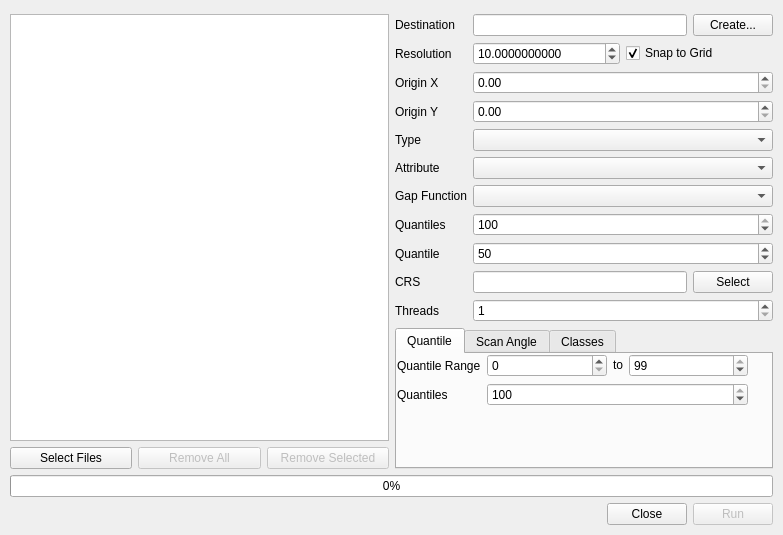
First picture: the form in src/apps/pointstats.ui, repository rskelly/treetops, before the edit.
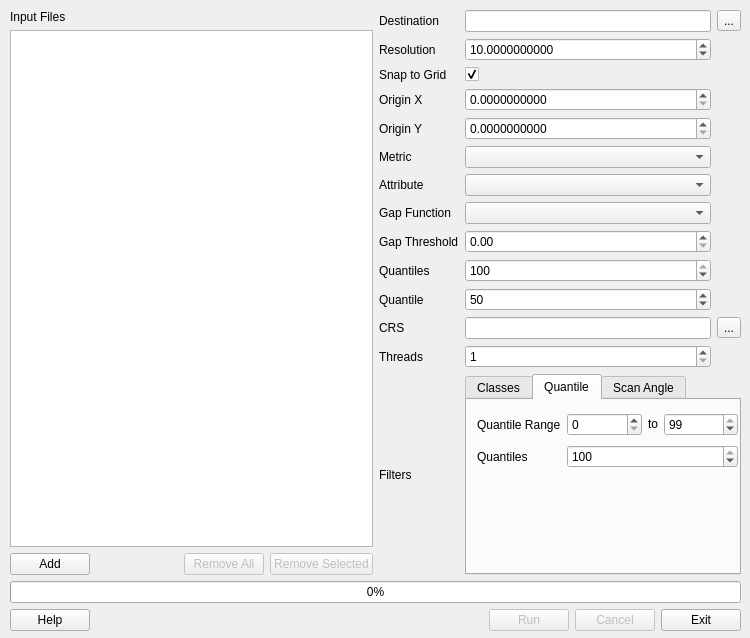
Second picture: the form after the edit. The open tabs and pages were chosen to show the change.

Patch:
```diff
--- a/src/apps/pointstats.ui
+++ b/src/apps/pointstats.ui
@@ -6,50 +6,110 @@
    <rect>
     <x>0</x>
     <y>0</y>
-    <width>783</width>
-    <height>535</height>
+    <width>750</width>
+    <height>638</height>
    </rect>
   </property>
   <property name="windowTitle">
-   <string>PointStats</string>
+   <string>Point Statistics</string>
   </property>
-  <widget class="QWidget" name="verticalLayoutWidget">
+  <widget class="QWidget" name="gridLayoutWidget_3">
    <property name="geometry">
     <rect>
      <x>10</x>
-     <y>14</y>
-     <width>763</width>
-     <height>511</height>
+     <y>10</y>
+     <width>731</width>
+     <height>621</height>
     </rect>
    </property>
-   <layout class="QVBoxLayout" name="verticalLayout" stretch="0,1,0">
-    <property name="sizeConstraint">
-     <enum>QLayout::SetDefaultConstraint</enum>
-    </property>
-    <property name="bottomMargin">
-     <number>0</number>
-    </property>
+   <layout class="QGridLayout" name="gridLayout_4">
+    <item row="2" column="0" colspan="2">
+     <layout class="QHBoxLayout" name="horizontalLayout_4" stretch="0,0,0,0,0">
+      <item>
+       <widget class="QPushButton" name="btnHelp">
+        <property name="text">
+         <string>Help</string>
+        </property>
+       </widget>
+      </item>
+      <item>
+       <spacer name="horizontalSpacer">
+        <property name="orientation">
+         <enum>Qt::Horizontal</enum>
+        </property>
+        <property name="sizeHint" stdset="0">
+         <size>
+          <width>40</width>
+          <height>20</height>
+         </size>
+        </property>
+       </spacer>
+      </item>
     <item>
-     <layout class="QHBoxLayout" name="horizontalLayout_3">
+       <widget class="QPushButton" name="btnRun">
+        <property name="enabled">
+         <bool>false</bool>
+        </property>
+        <property name="text">
+         <string>Run</string>
+        </property>
+       </widget>
+      </item>
       <item>
-       <layout class="QVBoxLayout" name="verticalLayout_2">
+       <widget class="QPushButton" name="btnCancel">
+        <property name="enabled">
+         <bool>false</bool>
+        </property>
+        <property name="text">
+         <string>Cancel</string>
+        </property>
+       </widget>
+      </item>
         <item>
+       <widget class="QPushButton" name="btnExit">
+        <property name="text">
+         <string>Exit</string>
+        </property>
+       </widget>
+      </item>
+     </layout>
+    </item>
+    <item row="0" column="0">
+     <layout class="QGridLayout" name="gridLayout_3">
+      <item row="1" column="0">
          <widget class="QListWidget" name="lstFiles"/>
         </item>
+      <item row="0" column="0">
+       <widget class="QLabel" name="label_5">
+        <property name="text">
+         <string>Input Files</string>
+        </property>
+       </widget>
+      </item>
+      <item row="2" column="0">
+       <layout class="QHBoxLayout" name="horizontalLayout_9">
         <item>
-         <layout class="QHBoxLayout" name="horizontalLayout">
-          <item>
-           <widget class="QPushButton" name="btnSelectFiles">
+         <widget class="QPushButton" name="btnAddFiles">
             <property name="text">
-             <string>Select Files</string>
-            </property>
-            <attribute name="buttonGroup">
-             <string notr="true">grpFileButtons</string>
-            </attribute>
+           <string>Add</string>
+          </property>
            </widget>
           </item>
           <item>
-           <widget class="QPushButton" name="btnClearFiles">
+         <spacer name="horizontalSpacer_3">
+          <property name="orientation">
+           <enum>Qt::Horizontal</enum>
+          </property>
+          <property name="sizeHint" stdset="0">
+           <size>
+            <width>40</width>
+            <height>20</height>
+           </size>
+          </property>
+         </spacer>
+        </item>
+        <item>
+         <widget class="QPushButton" name="btnRemoveAllFiles">
             <property name="enabled">
              <bool>false</bool>
             </property>
@@ -59,29 +119,28 @@
            </widget>
           </item>
           <item>
-           <widget class="QPushButton" name="btnRemoveSelected">
+         <widget class="QPushButton" name="btnRemoveSelectedFiles">
             <property name="enabled">
              <bool>false</bool>
             </property>
             <property name="text">
              <string>Remove Selected</string>
             </property>
-            <attribute name="buttonGroup">
-             <string notr="true">grpFileButtons</string>
-            </attribute>
            </widget>
           </item>
          </layout>
         </item>
        </layout>
       </item>
-      <item>
-       <layout class="QVBoxLayout" name="verticalLayout_4">
-        <item>
-         <layout class="QFormLayout" name="formLayout">
-          <property name="fieldGrowthPolicy">
-           <enum>QFormLayout::AllNonFixedFieldsGrow</enum>
-          </property>
+    <item row="1" column="0" colspan="2">
+     <widget class="QProgressBar" name="prgOverall">
+      <property name="value">
+       <number>0</number>
+      </property>
+     </widget>
+    </item>
+    <item row="0" column="1">
+     <layout class="QGridLayout" name="gridLayout">
           <item row="0" column="0">
            <widget class="QLabel" name="lblDestFile">
             <property name="text">
@@ -89,236 +148,166 @@
             </property>
            </widget>
           </item>
+      <item row="6" column="1">
+       <widget class="QComboBox" name="cboAttribute"/>
+      </item>
+      <item row="6" column="0">
+       <widget class="QLabel" name="lblAttribute">
+        <property name="text">
+         <string>Attribute</string>
+        </property>
+       </widget>
+      </item>
           <item row="0" column="1">
-           <layout class="QHBoxLayout" name="horizontalLayout_6">
-            <item>
              <widget class="QLineEdit" name="txtDestFile"/>
             </item>
-            <item>
-             <widget class="QPushButton" name="btnDestFile">
-              <property name="text">
-               <string>Create...</string>
-              </property>
-             </widget>
-            </item>
-           </layout>
-          </item>
-          <item row="1" column="0">
-           <widget class="QLabel" name="lblResolution">
-            <property name="text">
-             <string>Resolution</string>
-            </property>
-           </widget>
-          </item>
-          <item row="1" column="1">
-           <layout class="QHBoxLayout" name="horizontalLayout_5">
-            <item>
-             <widget class="QDoubleSpinBox" name="spnResolution">
-              <property name="decimals">
-               <number>10</number>
-              </property>
-              <property name="minimum">
-               <double>0.000001000000000</double>
-              </property>
-              <property name="maximum">
-               <double>10000000.000000000000000</double>
-              </property>
-              <property name="singleStep">
-               <double>1.000000000000000</double>
-              </property>
-              <property name="value">
-               <double>10.000000000000000</double>
-              </property>
-             </widget>
-            </item>
-            <item>
+      <item row="2" column="1">
              <widget class="QCheckBox" name="chkSnapToGrid">
               <property name="text">
-               <string>Snap to Grid</string>
+         <string/>
               </property>
               <property name="checked">
                <bool>true</bool>
               </property>
              </widget>
             </item>
-           </layout>
-          </item>
-          <item row="4" column="0">
-           <widget class="QLabel" name="lblType">
+      <item row="11" column="2">
+       <widget class="QToolButton" name="btnCRSConfig">
             <property name="text">
-             <string>Type</string>
+         <string>...</string>
             </property>
            </widget>
           </item>
-          <item row="4" column="1">
-           <widget class="QComboBox" name="cboType"/>
-          </item>
-          <item row="5" column="0">
-           <widget class="QLabel" name="lblAttribute">
+      <item row="9" column="0">
+       <widget class="QLabel" name="lblQuantiles">
             <property name="text">
-             <string>Attribute</string>
+         <string>Quantiles</string>
             </property>
            </widget>
           </item>
-          <item row="5" column="1">
-           <widget class="QComboBox" name="cboAttribute"/>
-          </item>
-          <item row="6" column="0">
+      <item row="3" column="1">
+       <widget class="QDoubleSpinBox" name="spnOriginX">
+        <property name="decimals">
+         <number>10</number>
+        </property>
+        <property name="maximum">
+         <double>999999999.999999046325684</double>
+        </property>
+       </widget>
+      </item>
+      <item row="12" column="1">
+       <widget class="QSpinBox" name="spnThreads">
+        <property name="minimum">
+         <number>1</number>
+        </property>
+       </widget>
+      </item>
+      <item row="7" column="0">
            <widget class="QLabel" name="lblGapFunction">
             <property name="text">
              <string>Gap Function</string>
             </property>
            </widget>
           </item>
-          <item row="6" column="1">
-           <widget class="QComboBox" name="cboGapFunction"/>
-          </item>
-          <item row="7" column="0">
-           <widget class="QLabel" name="lblQuantiles">
+      <item row="1" column="0">
+       <widget class="QLabel" name="lblResolution">
             <property name="text">
-             <string>Quantiles</string>
-            </property>
-           </widget>
-          </item>
-          <item row="7" column="1">
-           <widget class="QSpinBox" name="spnQuantiles">
-            <property name="maximum">
-             <number>100</number>
-            </property>
-            <property name="value">
-             <number>100</number>
-            </property>
-           </widget>
-          </item>
-          <item row="8" column="0">
-           <widget class="QLabel" name="lblQuantile">
-            <property name="text">
-             <string>Quantile</string>
-            </property>
-           </widget>
-          </item>
-          <item row="8" column="1">
-           <widget class="QSpinBox" name="spnQuantile">
-            <property name="value">
-             <number>50</number>
-            </property>
-           </widget>
-          </item>
-          <item row="9" column="0">
-           <widget class="QLabel" name="lblSRID">
-            <property name="text">
-             <string>CRS</string>
+         <string>Resolution</string>
             </property>
            </widget>
           </item>
           <item row="9" column="1">
-           <layout class="QHBoxLayout" name="horizontalLayout_2">
-            <item>
-             <widget class="QLineEdit" name="txtCRSConfig">
-              <property name="mouseTracking">
-               <bool>false</bool>
-              </property>
-              <property name="focusPolicy">
-               <enum>Qt::NoFocus</enum>
-              </property>
-              <property name="acceptDrops">
-               <bool>false</bool>
-              </property>
-              <property name="toolTip">
-               <string>Click Select to configure CRS.</string>
+       <widget class="QSpinBox" name="spnQuantiles">
+        <property name="maximum">
+         <number>100</number>
+        </property>
+        <property name="value">
+         <number>100</number>
               </property>
              </widget>
             </item>
-            <item>
-             <widget class="QPushButton" name="btnCRSConfig">
+      <item row="0" column="2">
+       <widget class="QToolButton" name="btnDestFile">
               <property name="text">
-               <string>Select</string>
-              </property>
-             </widget>
-            </item>
-           </layout>
+         <string>...</string>
+        </property>
+       </widget>
           </item>
           <item row="10" column="0">
-           <widget class="QLabel" name="label">
+       <widget class="QLabel" name="lblQuantile">
             <property name="text">
-             <string>Threads</string>
+         <string>Quantile</string>
             </property>
            </widget>
           </item>
-          <item row="10" column="1">
-           <widget class="QSpinBox" name="spnThreads">
-            <property name="minimum">
-             <number>1</number>
-            </property>
-           </widget>
-          </item>
-          <item row="2" column="1">
-           <widget class="QDoubleSpinBox" name="spnOriginX"/>
-          </item>
-          <item row="3" column="1">
-           <widget class="QDoubleSpinBox" name="spnOriginY"/>
-          </item>
           <item row="2" column="0">
-           <widget class="QLabel" name="label_2">
+       <widget class="QLabel" name="label_6">
             <property name="text">
-             <string>Origin X</string>
+         <string>Snap to Grid</string>
             </property>
            </widget>
           </item>
-          <item row="3" column="0">
-           <widget class="QLabel" name="label_3">
+      <item row="5" column="0">
+       <widget class="QLabel" name="lblType">
             <property name="text">
-             <string>Origin Y</string>
+         <string>Metric</string>
             </property>
            </widget>
           </item>
-         </layout>
-        </item>
-        <item>
+      <item row="13" column="1" colspan="2">
          <widget class="QTabWidget" name="tabFilters">
           <property name="currentIndex">
            <number>0</number>
           </property>
+        <widget class="QWidget" name="tabClasses">
+         <attribute name="title">
+          <string>Classes</string>
+         </attribute>
+         <widget class="QWidget" name="gridLayoutWidget_6">
+          <property name="geometry">
+           <rect>
+            <x>10</x>
+            <y>10</y>
+            <width>261</width>
+            <height>111</height>
+           </rect>
+          </property>
+          <layout class="QGridLayout" name="gridLayout_7">
+           <item row="0" column="1">
+            <widget class="QListWidget" name="lstClasses">
+             <property name="sizePolicy">
+              <sizepolicy hsizetype="Maximum" vsizetype="Maximum">
+               <horstretch>2</horstretch>
+               <verstretch>2</verstretch>
+              </sizepolicy>
+             </property>
+            </widget>
+           </item>
+           <item row="0" column="0">
+            <widget class="QLabel" name="lblClasses">
+             <property name="text">
+              <string>Classes</string>
+             </property>
+            </widget>
+           </item>
+          </layout>
+         </widget>
+        </widget>
           <widget class="QWidget" name="tabQuantile">
            <attribute name="title">
             <string>Quantile</string>
            </attribute>
-           <widget class="QWidget" name="formLayoutWidget">
+         <widget class="QWidget" name="gridLayoutWidget_5">
             <property name="geometry">
              <rect>
-              <x>0</x>
-              <y>0</y>
-              <width>351</width>
-              <height>101</height>
-             </rect>
-            </property>
-            <layout class="QFormLayout" name="formLayout_2">
-             <item row="1" column="0">
-              <widget class="QLabel" name="lblQuantileFilterFrom">
-               <property name="text">
-                <string>Quantiles</string>
-               </property>
-              </widget>
-             </item>
-             <item row="1" column="1">
-              <widget class="QSpinBox" name="spnQuantileFilter">
-               <property name="enabled">
-                <bool>true</bool>
-               </property>
-               <property name="minimum">
-                <number>2</number>
-               </property>
-               <property name="maximum">
-                <number>100</number>
-               </property>
-               <property name="value">
-                <number>100</number>
-               </property>
-              </widget>
-             </item>
+            <x>10</x>
+            <y>10</y>
+            <width>261</width>
+            <height>62</height>
+           </rect>
+          </property>
+          <layout class="QGridLayout" name="gridLayout_6">
              <item row="0" column="1">
-              <layout class="QHBoxLayout" name="horizontalLayout_7">
-               <item>
                 <widget class="QSpinBox" name="spnQuantileFilterFrom">
                  <property name="sizePolicy">
                   <sizepolicy hsizetype="Expanding" vsizetype="Fixed">
@@ -331,7 +320,30 @@
                  </property>
                 </widget>
                </item>
-               <item>
+           <item row="0" column="0">
+            <widget class="QLabel" name="lblQuantileRange">
+             <property name="text">
+              <string>Quantile Range</string>
+             </property>
+            </widget>
+           </item>
+           <item row="0" column="3">
+            <widget class="QSpinBox" name="spnQuantileFilterTo">
+             <property name="sizePolicy">
+              <sizepolicy hsizetype="Expanding" vsizetype="Fixed">
+               <horstretch>1</horstretch>
+               <verstretch>0</verstretch>
+              </sizepolicy>
+             </property>
+             <property name="minimum">
+              <number>1</number>
+             </property>
+             <property name="value">
+              <number>99</number>
+             </property>
+            </widget>
+           </item>
+           <item row="0" column="2">
                 <widget class="QLabel" name="lblQuantileFilterTo">
                  <property name="sizePolicy">
                   <sizepolicy hsizetype="Fixed" vsizetype="Fixed">
@@ -344,28 +356,26 @@
                  </property>
                 </widget>
                </item>
-               <item>
-                <widget class="QSpinBox" name="spnQuantileFilterTo">
-                 <property name="sizePolicy">
-                  <sizepolicy hsizetype="Expanding" vsizetype="Fixed">
-                   <horstretch>1</horstretch>
-                   <verstretch>0</verstretch>
-                  </sizepolicy>
+           <item row="1" column="1" colspan="3">
+            <widget class="QSpinBox" name="spnQuantileFilter">
+             <property name="enabled">
+              <bool>true</bool>
                  </property>
                  <property name="minimum">
-                  <number>1</number>
+              <number>2</number>
+             </property>
+             <property name="maximum">
+              <number>100</number>
                  </property>
                  <property name="value">
-                  <number>99</number>
+              <number>100</number>
                  </property>
                 </widget>
                </item>
-              </layout>
-             </item>
-             <item row="0" column="0">
-              <widget class="QLabel" name="lblQuantileRange">
+           <item row="1" column="0">
+            <widget class="QLabel" name="lblQuantileFilterFrom">
                <property name="text">
-                <string>Quantile Range</string>
+              <string>Quantiles</string>
                </property>
               </widget>
              </item>
@@ -376,16 +386,19 @@
            <attribute name="title">
             <string>Scan Angle</string>
            </attribute>
-           <widget class="QWidget" name="formLayoutWidget_3">
+         <widget class="QWidget" name="gridLayoutWidget_4">
             <property name="geometry">
              <rect>
-              <x>0</x>
-              <y>0</y>
-              <width>351</width>
-              <height>101</height>
-             </rect>
-            </property>
-            <layout class="QFormLayout" name="formLayout_4">
+            <x>10</x>
+            <y>10</y>
+            <width>261</width>
+            <height>31</height>
+           </rect>
+          </property>
+          <layout class="QGridLayout" name="gridLayout_5" rowstretch="0" columnstretch="0,0">
+           <property name="sizeConstraint">
+            <enum>QLayout::SetDefaultConstraint</enum>
+           </property>
              <item row="0" column="1">
               <widget class="QSpinBox" name="spnMaxAngle">
                <property name="maximum">
@@ -406,82 +419,112 @@
             </layout>
            </widget>
           </widget>
-          <widget class="QWidget" name="tabClasses">
-           <attribute name="title">
-            <string>Classes</string>
-           </attribute>
-           <widget class="QWidget" name="formLayoutWidget_4">
-            <property name="geometry">
-             <rect>
-              <x>-1</x>
-              <y>0</y>
-              <width>351</width>
-              <height>101</height>
-             </rect>
-            </property>
-            <layout class="QFormLayout" name="formLayout_5">
-             <item row="0" column="1">
-              <widget class="QListWidget" name="lstClasses">
-               <property name="sizePolicy">
-                <sizepolicy hsizetype="Maximum" vsizetype="Maximum">
-                 <horstretch>2</horstretch>
-                 <verstretch>2</verstretch>
-                </sizepolicy>
-               </property>
-              </widget>
-             </item>
-             <item row="0" column="0">
-              <widget class="QLabel" name="lblClasses">
+       </widget>
+      </item>
+      <item row="11" column="1">
+       <widget class="QLineEdit" name="txtCRSConfig">
+        <property name="mouseTracking">
+         <bool>false</bool>
+        </property>
+        <property name="focusPolicy">
+         <enum>Qt::NoFocus</enum>
+        </property>
+        <property name="acceptDrops">
+         <bool>false</bool>
+        </property>
+        <property name="toolTip">
+         <string>Click Select to configure CRS.</string>
+        </property>
+       </widget>
+      </item>
+      <item row="12" column="0">
+       <widget class="QLabel" name="label">
                <property name="text">
-                <string>Classes</string>
+         <string>Threads</string>
                </property>
               </widget>
              </item>
-            </layout>
-           </widget>
-          </widget>
-         </widget>
-        </item>
-       </layout>
+      <item row="11" column="0">
+       <widget class="QLabel" name="lblSRID">
+        <property name="text">
+         <string>CRS</string>
+        </property>
+       </widget>
+      </item>
+      <item row="10" column="1">
+       <widget class="QSpinBox" name="spnQuantile">
+        <property name="value">
+         <number>50</number>
+        </property>
+       </widget>
+      </item>
+      <item row="4" column="1">
+       <widget class="QDoubleSpinBox" name="spnOriginY">
+        <property name="decimals">
+         <number>10</number>
+        </property>
+        <property name="maximum">
+         <double>999999999.999999046325684</double>
+        </property>
+       </widget>
+      </item>
+      <item row="13" column="0">
+       <widget class="QLabel" name="label_7">
+        <property name="text">
+         <string>Filters</string>
+        </property>
+       </widget>
       </item>
-     </layout>
-    </item>
-    <item>
-     <widget class="QProgressBar" name="prgOverall">
-      <property name="value">
-       <number>0</number>
+      <item row="4" column="0">
+       <widget class="QLabel" name="label_3">
+        <property name="text">
+         <string>Origin Y</string>
       </property>
      </widget>
     </item>
-    <item>
-     <layout class="QHBoxLayout" name="horizontalLayout_4">
-      <item>
-       <spacer name="horizontalSpacer">
-        <property name="orientation">
-         <enum>Qt::Horizontal</enum>
+      <item row="5" column="1">
+       <widget class="QComboBox" name="cboType"/>
+      </item>
+      <item row="7" column="1">
+       <widget class="QComboBox" name="cboGapFunction"/>
+      </item>
+      <item row="1" column="1">
+       <widget class="QDoubleSpinBox" name="spnResolution">
+        <property name="decimals">
+         <number>10</number>
         </property>
-        <property name="sizeHint" stdset="0">
-         <size>
-          <width>40</width>
-          <height>20</height>
-         </size>
+        <property name="minimum">
+         <double>0.000001000000000</double>
         </property>
-       </spacer>
+        <property name="maximum">
+         <double>10000000.000000000000000</double>
+        </property>
+        <property name="singleStep">
+         <double>1.000000000000000</double>
+        </property>
+        <property name="value">
+         <double>10.000000000000000</double>
+        </property>
+       </widget>
       </item>
-      <item>
-       <widget class="QPushButton" name="btnCancel">
+      <item row="3" column="0">
+       <widget class="QLabel" name="label_2">
         <property name="text">
-         <string>Close</string>
+         <string>Origin X</string>
         </property>
        </widget>
       </item>
-      <item>
-       <widget class="QPushButton" name="btnRun">
-        <property name="enabled">
-         <bool>false</bool>
+      <item row="8" column="1">
+       <widget class="QDoubleSpinBox" name="spnGapThreshold">
+        <property name="maximum">
+         <double>999.990000000000009</double>
         </property>
+       </widget>
+      </item>
+      <item row="8" column="0">
+       <widget class="QLabel" name="lblGapThreshold">
         <property name="text">
-         <string>Run</string>
+         <string>Gap Threshold</string>
         </property>
        </widget>
       </item>
```
Left out of the diff: 27 changed lines with no effect on the pictures. Lines whose indentation alone changed are shown as unchanged.
